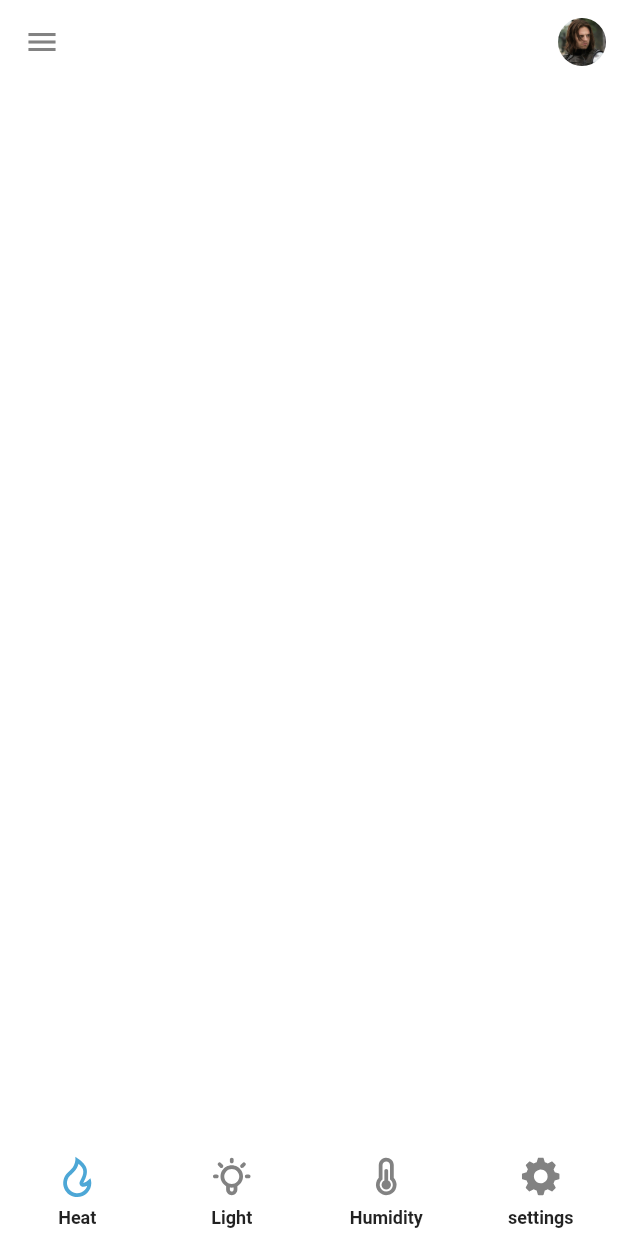
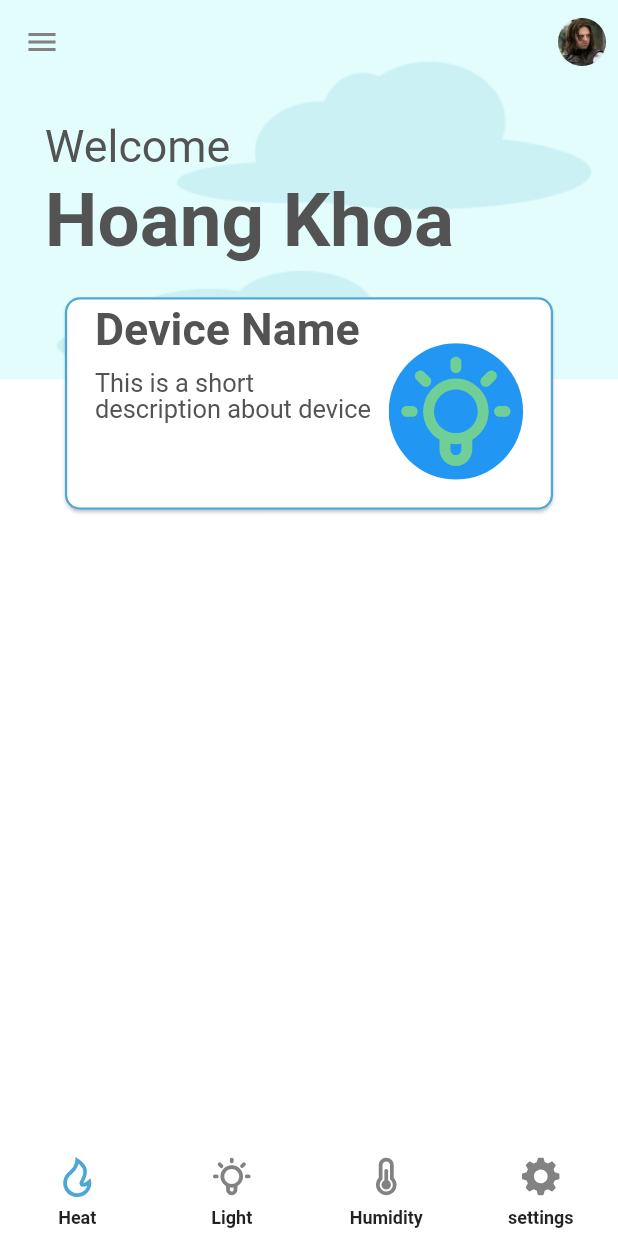
Before and after one commit to hoangkhoaa/powera, a Flutter app: the screen it shows after launch, on a phone screen of 412 x 824 dp. Run offline on Flutter 3.47's test engine with Material 2 defaults, Android fonts, the phone set to English and light mode, and no system bars; our stand-ins replace flutter_svg.

Commit message:
some task done

```diff
--- a/lib/ui/screens/device/components/body.dart
+++ b/lib/ui/screens/device/components/body.dart
@@ -1,5 +1,5 @@
 import 'package:flutter/material.dart';
-
+import 'package:powera/ui/screens/device/components/head_body.dart';
 import 'package:powera/size_config.dart';
 
 class Body extends StatelessWidget {
@@ -13,6 +13,7 @@ class Body extends StatelessWidget {
         top: false,
         child: Column(
           children: [
+            HomeHeader(),
             VerticalSpacing(),
             VerticalSpacing(),
             VerticalSpacing(),
--- /dev/null
+++ b/lib/ui/screens/device/components/device_card.dart
@@ -0,0 +1,99 @@
+import 'package:flutter/material.dart';
+import 'package:powera/constants.dart';
+import 'package:powera/size_config.dart';
+import 'package:flutter_svg/flutter_svg.dart';
+
+class DeviceCard extends StatelessWidget {
+  const DeviceCard({Key key}) : super(key: key);
+  @override
+  Widget build(BuildContext context) {
+    return Card(
+      shape: RoundedRectangleBorder(
+          borderRadius: BorderRadius.circular(10),
+          side: BorderSide(color: pItemColorChose, width: 1.5)),
+      child: SizedBox(
+        width: getProportionateScreenWidth(327),
+        height: getProportionateScreenHeight(140),
+        child: Padding(
+          padding: EdgeInsets.all(20),
+          child: Row(
+            crossAxisAlignment: CrossAxisAlignment.stretch,
+            children: [
+              Column(
+                crossAxisAlignment: CrossAxisAlignment.start,
+                children: [
+                  Text(
+                    "Device Name",
+                    style: TextStyle(
+                        fontSize: getProportionateScreenWidth(30),
+                        fontWeight: FontWeight.bold,
+                        color: pTextColorGray2,
+                        height: 0.5),
+                  ),
+                  SizedBox(height: getProportionateScreenHeight(15)),
+                  Container(
+                    width: getProportionateScreenWidth(190),
+                    child: Text(
+                      "This is a short description about device",
+                      style: TextStyle(
+                          fontSize: getProportionateScreenWidth(17),
+                          fontWeight: FontWeight.normal,
+                          color: pTextColorGray2,
+                          height: 1),
+                      textAlign: TextAlign.left,
+                    ),
+                  ),
+                ],
+              ),
+              Expanded(
+                  child: Align(
+                alignment: Alignment.bottomRight,
+                child: PowerButton(),
+              ))
+            ],
+          ),
+        ),
+      ),
+    );
+  }
+}
+
+class PowerButton extends StatefulWidget {
+  PowerButton({
+    Key key,
+  }) : super(key: key);
+  _PowerButtonState createState() => _PowerButtonState();
+}
+
+class _PowerButtonState extends State<PowerButton> {
+  bool _isOn = true;
+  void changState() {
+    setState(() {
+      _isOn = !_isOn;
+    });
+  }
+
+  @override
+  Widget build(BuildContext context) {
+    return ClipOval(
+      child: Material(
+        color: Colors.blue, // button color
+        child: InkWell(
+          splashColor: Colors.red, // inkwell color
+          child: SizedBox(
+            width: getProportionateScreenWidth(90),
+            height: getProportionateScreenHeight(90),
+            child: SvgPicture.asset(
+              "assets/icons/ic_light_on.svg",
+              color: _isOn ? pItemOnColor : pItemOffColor,
+              height: getProportionateScreenHeight(40),
+            ),
+          ),
+          onTap: () {
+            changState();
+          },
+        ),
+      ),
+    );
+  }
+}
--- /dev/null
+++ b/lib/ui/screens/device/components/head_body.dart
@@ -0,0 +1,67 @@
+import 'package:flutter/material.dart';
+import 'package:powera/constants.dart';
+import 'package:powera/size_config.dart';
+import 'device_card.dart';
+
+class HomeHeader extends StatelessWidget {
+  const HomeHeader({
+    Key key,
+  }) : super(key: key);
+
+  @override
+  Widget build(BuildContext context) {
+    return Padding(
+      padding: EdgeInsets.only(bottom: getProportionateScreenWidth(25)),
+      child: Stack(
+        clipBehavior: Clip.none,
+        alignment: Alignment.center,
+        children: [
+          Image.asset(
+            "assets/images/pbackground.png",
+            fit: BoxFit.cover,
+            width: double.infinity,
+            height: getProportionateScreenHeight(250),
+          ),
+          Column(
+            crossAxisAlignment: CrossAxisAlignment.start,
+            children: [
+              Row(
+                mainAxisAlignment: MainAxisAlignment.start,
+                children: [
+                  SizedBox(width: getProportionateScreenWidth(30)),
+                  Text(
+                    "Welcome",
+                    style: TextStyle(
+                        fontSize: getProportionateScreenWidth(30),
+                        fontWeight: FontWeight.normal,
+                        color: pTextColorGray2,
+                        height: 1),
+                  ),
+                ],
+              ),
+              SizedBox(
+                height: getProportionateScreenWidth(30),
+              ),
+              Row(
+                mainAxisAlignment: MainAxisAlignment.start,
+                children: [
+                  SizedBox(width: getProportionateScreenWidth(30)),
+                  Text(
+                    "Hoang Khoa",
+                    style: TextStyle(
+                        fontSize: getProportionateScreenWidth(50),
+                        fontWeight: FontWeight.bold,
+                        color: pTextColorGray2,
+                        height: 0.5),
+                  ),
+                ],
+              )
+            ],
+          ),
+          Positioned(
+              bottom: -getProportionateScreenHeight(90), child: DeviceCard())
+        ],
+      ),
+    );
+  }
+}
```
Also changed, not shown: assets/images/power_on.svg (added), lib/ui/components/border.dart (added), 5 other files.
